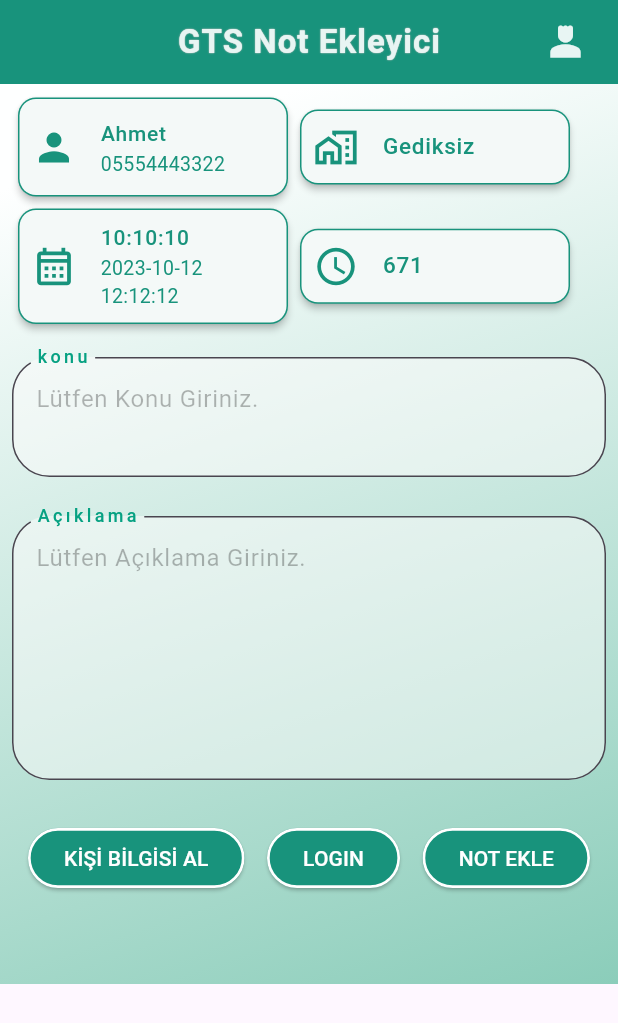
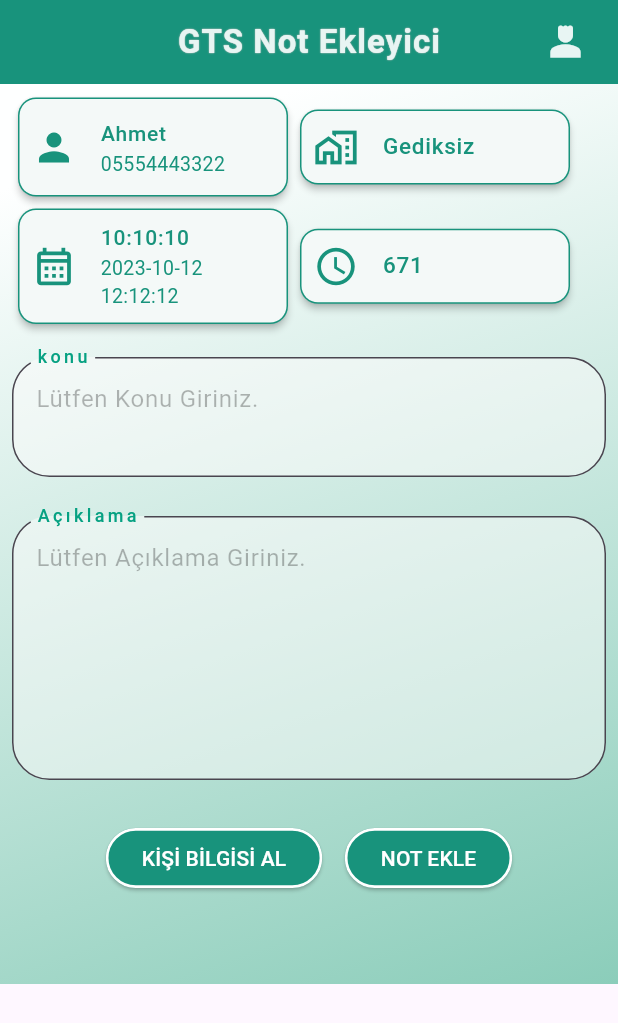
Before and after one commit to YuksD/asba, a Flutter app: the screen it shows after launch, after a tap on "NOT EKLE", on a phone screen of 412 x 824 dp. Shown: the top 1023 px of the screen. Run offline on Flutter 3.47's test engine with Material 3 defaults, Android fonts, the phone set to English and light mode, and no system bars; our stand-ins replace contacts_service, permission_handler, sqflite; missing offline and left inert: call_log; accounts and stored records are empty; network calls fail.

Commit message:
login butonu not ekle butonunun icine eklendi

```diff
--- a/lib/screens/gts.dart
+++ b/lib/screens/gts.dart
@@ -222,22 +222,22 @@ class _GetSessionIDState extends State<GetSessionID> {
   Widget build(BuildContext context) {
     return Row(
        children: [
-         ElevatedButton(style: ElevatedButton.styleFrom(
+        //  ElevatedButton(style: ElevatedButton.styleFrom(
 
-              backgroundColor: Color.fromARGB(255, 24, 147, 124),
-              foregroundColor: Colors.white,
-              side: BorderSide(color: Colors.white, width: 1.8, ),
-              elevation: 1
+        //       backgroundColor: Color.fromARGB(255, 24, 147, 124),
+        //       foregroundColor: Colors.white,
+        //       side: BorderSide(color: Colors.white, width: 1.8, ),
+        //       elevation: 1
 
 
 
-            ),onPressed: (){
-              setState(() {
+        //     ),onPressed: (){
+        //       setState(() {
 
-              });
-              PostLogin();} , child: Text('LOGIN')),
+        //       });
+        //       PostLogin();} , child: Text('LOGIN')),
 
-            SizedBox(width: 15,),
+        //     SizedBox(width: 15,),
          ElevatedButton(style: ElevatedButton.styleFrom(
 
               backgroundColor: Color.fromARGB(255, 24, 147, 124),
@@ -249,10 +249,12 @@ class _GetSessionIDState extends State<GetSessionID> {
 
             ),
   onPressed: () async {
+    await
+    PostLogin();
     setState(() {
 
     });
-    await PostGtsNotlarEkle(widget.saat,widget.konu,widget.aciklama,widget.sure,widget.tarih);
+    PostGtsNotlarEkle(widget.saat,widget.konu,widget.aciklama,widget.sure,widget.tarih);
   },
   child: Text('NOT EKLE'),
 ),
```
